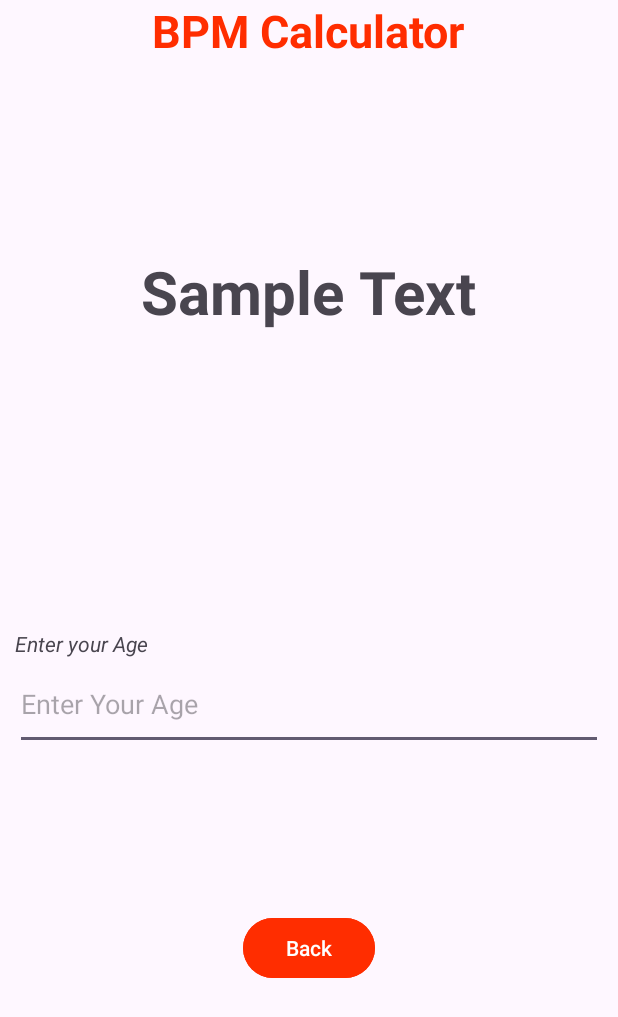
After one commit to Ahmed20150/Fitness-Tracker--CodeAlpha-Internship, an Android app: the BPMActivity screen opened directly, with no data from a screen before it, on a phone screen of 412 x 824 dp. The commit adds this screen. Shown: the top 1017 px of the screen. Run offline under Robolectric (Android 15) with nearby library versions, the phone set to English and light mode, and no system bars.

Commit message:
Completed BPM Page Layout

```diff
--- /dev/null
+++ b/app/src/main/java/com/example/codealphafitnesstrackerapp/BPMActivity.kt
@@ -0,0 +1,28 @@
+package com.example.codealphafitnesstrackerapp
+
+import android.content.Intent
+import android.os.Bundle
+import android.widget.Button
+import androidx.appcompat.app.AppCompatActivity
+
+class BPMActivity : AppCompatActivity() {
+    private lateinit var backBtn: Button
+    override fun onCreate(savedInstanceState: Bundle?) {
+        super.onCreate(savedInstanceState)
+        setContentView(R.layout.activity_bpm)
+
+
+        backBtn= findViewById(R.id.backBtn)
+
+        backBtn.setOnClickListener {
+            back()
+        }
+
+    }
+
+    fun back(){
+        val intent = Intent(this, MainActivity::class.java)
+        startActivity(intent)
+    }
+
+}
--- a/app/src/main/java/com/example/codealphafitnesstrackerapp/GridViewModel.kt
+++ b/app/src/main/java/com/example/codealphafitnesstrackerapp/GridViewModel.kt
@@ -2,6 +2,7 @@ package com.example.codealphafitnesstrackerapp
 
 data class GridViewModel(
     val cardName: String,
-    val cardImg: Int
+    val cardImg: Int,
+    val targetActivity: Class<*>
 
 )
--- /dev/null
+++ b/app/src/main/res/layout/activity_bpm.xml
@@ -0,0 +1,93 @@
+<?xml version="1.0" encoding="utf-8"?>
+<androidx.constraintlayout.widget.ConstraintLayout xmlns:android="http://schemas.android.com/apk/res/android"
+    xmlns:app="http://schemas.android.com/apk/res-auto"
+    xmlns:tools="http://schemas.android.com/tools"
+    android:layout_width="match_parent"
+    android:layout_height="match_parent">
+
+    <LinearLayout
+        android:id="@+id/linearLayout"
+        android:layout_width="match_parent"
+        android:layout_height="wrap_content"
+        android:orientation="vertical"
+        android:gravity="center"
+       >
+
+        <TextView
+            android:layout_width="wrap_content"
+            android:layout_height="wrap_content"
+            android:gravity="center"
+            android:text="BPM Calculator"
+            android:textColor="@color/red"
+            android:textSize="30sp"
+            android:textStyle="bold" />
+
+
+    </LinearLayout>
+
+
+    <LinearLayout
+        android:layout_width="match_parent"
+        android:layout_height="match_parent"
+        android:layout_margin="10dp"
+        android:gravity="center"
+        android:orientation="vertical">
+
+        <TextView
+            android:id="@+id/resultText"
+            android:layout_width="wrap_content"
+            android:layout_height="wrap_content"
+            android:text="Sample Text"
+            android:textStyle="bold"
+            android:textSize="40sp"
+            />
+
+
+        <ProgressBar
+            android:id="@+id/progressBar"
+            android:layout_width="wrap_content"
+            android:layout_height="wrap_content"
+            android:visibility="invisible"
+            app:layout_constraintBottom_toBottomOf="parent"
+            app:layout_constraintEnd_toEndOf="parent"
+            app:layout_constraintStart_toStartOf="parent"
+            android:layout_marginBottom="150dp"
+            app:layout_constraintTop_toBottomOf="@+id/resultText" />
+
+        <TextView
+            android:layout_width="wrap_content"
+            android:layout_height="wrap_content"
+            android:layout_gravity="left"
+            android:text="Enter your Age"
+            android:textStyle="italic" />
+
+
+        <EditText
+            android:id="@+id/ageInput"
+            android:layout_width="match_parent"
+            android:layout_height="61dp"
+            android:layout_gravity="center"
+            android:hint="Enter Your Age"
+            android:inputType="number"
+            android:labelFor="@+id/ageInput" />
+
+
+        <Button
+            android:layout_width="wrap_content"
+            android:layout_height="wrap_content"
+            android:layout_marginTop="30dp"
+            android:backgroundTint="@color/red"
+            android:visibility="invisible"
+            android:text="Recalculate" />
+
+        <Button
+            android:id="@+id/backBtn"
+            android:layout_width="wrap_content"
+            android:layout_height="wrap_content"
+            android:layout_marginTop="30dp"
+            android:backgroundTint="@color/red"
+            android:text="Back" />
+
+    </LinearLayout>
+
+</androidx.constraintlayout.widget.ConstraintLayout>
--- a/app/src/main/res/values/colors.xml
+++ b/app/src/main/res/values/colors.xml
@@ -2,4 +2,5 @@
 <resources>
     <color name="black">#FF000000</color>
     <color name="white">#FFFFFFFF</color>
+    <color name="red" >#FF2D00</color>
 </resources>
--- a/app/src/main/res/values/themes.xml
+++ b/app/src/main/res/values/themes.xml
@@ -1,8 +1,7 @@
 <resources xmlns:tools="http://schemas.android.com/tools">
     <!-- Base application theme. -->
     <style name="Base.Theme.CodeAlphaFItnessTrackerApp" parent="Theme.Material3.DayNight.NoActionBar">
-        <!-- Customize your light theme here. -->
-        <!-- <item name="colorPrimary">@color/my_light_primary</item> -->
+        <item name="android:statusBarColor">@color/red</item>
     </style>
 
     <style name="Theme.CodeAlphaFItnessTrackerApp" parent="Base.Theme.CodeAlphaFItnessTrackerApp" />
```
Also changed, not shown: app/src/main/AndroidManifest.xml (+11 -0 lines), app/src/main/java/com/example/codealphafitnesstrackerapp/MainActivity.kt (+14 -4 lines), app/src/main/java/com/example/codealphafitnesstrackerapp/PRActivity.kt (added, +12 -0 lines), app/src/main/res/layout/activity_main.xml (+25 -0 lines), app/src/main/res/layout/activity_pr.xml (added, +23 -0 lines).
